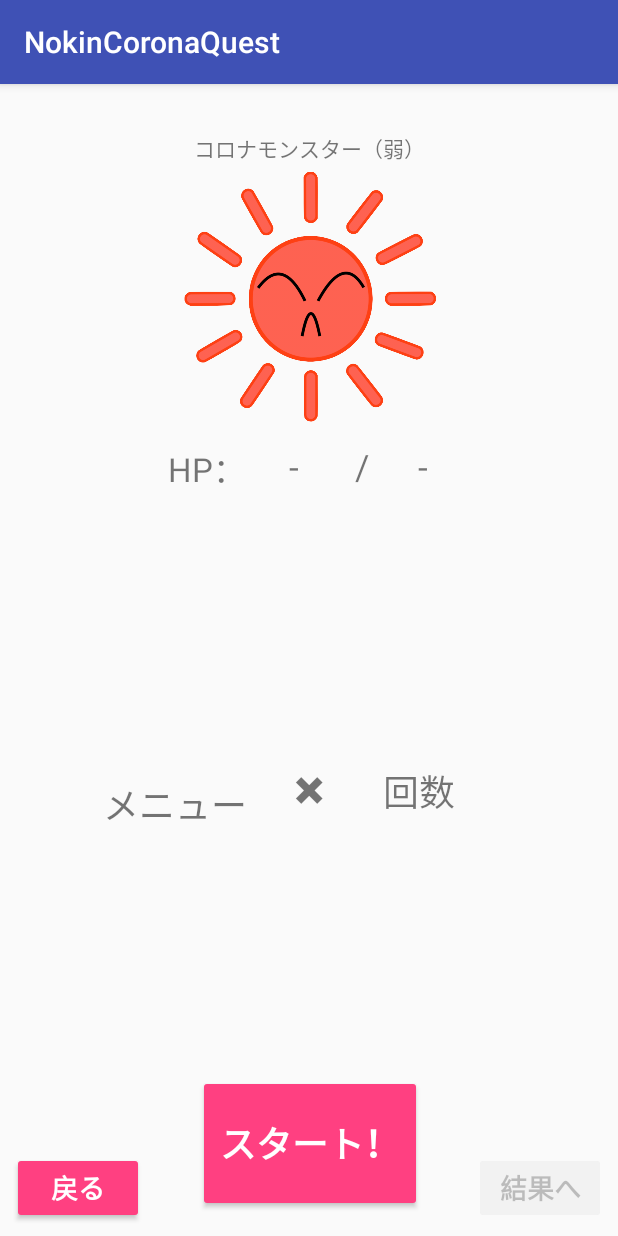
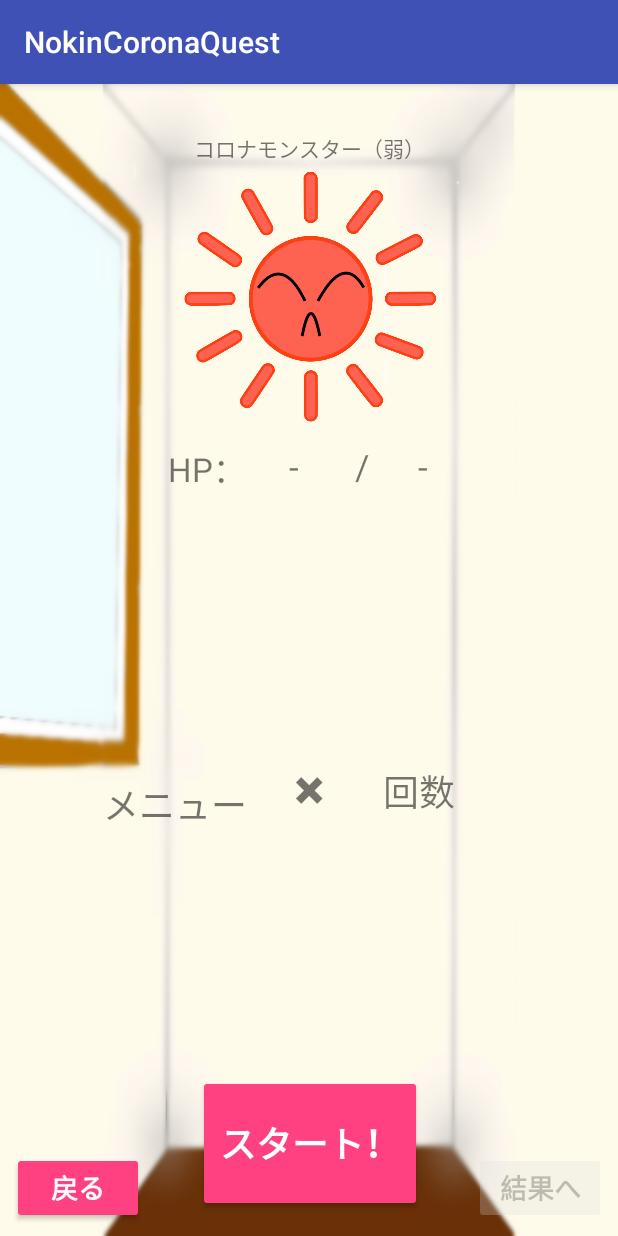
Before and after one commit to akino-programmer/NokinCoronaQuest, an Android app: the EasyModeActivity screen opened directly, with no data from a screen before it, on a phone screen of 412 x 824 dp. Run offline under Robolectric (Android 15) with nearby library versions, the phone set to English and light mode, and no system bars.

Commit message:
easy,normal,hard's background add.

```diff
--- a/app/src/main/res/layout/activity_easy_mode.xml
+++ b/app/src/main/res/layout/activity_easy_mode.xml
@@ -18,6 +18,17 @@
         android:textStyle="bold"
         app:layout_constraintBottom_toBottomOf="parent"
         app:layout_constraintStart_toStartOf="parent" />
+
+    <ImageView
+        android:id="@+id/imageView"
+        android:layout_width="0dp"
+        android:layout_height="0dp"
+        android:scaleType="fitXY"
+        app:layout_constraintBottom_toBottomOf="parent"
+        app:layout_constraintEnd_toEndOf="parent"
+        app:layout_constraintStart_toStartOf="parent"
+        app:layout_constraintTop_toTopOf="parent"
+        app:srcCompat="@drawable/roomlayout" />
 
     <TextView
         android:id="@+id/corona_monster_name"
@@ -172,4 +183,5 @@
         app:layout_constraintStart_toStartOf="parent"
         app:layout_constraintTop_toBottomOf="@+id/corona_monster_name"
         app:srcCompat="@drawable/easymonster" />
+
 </android.support.constraint.ConstraintLayout>
```
Also changed, not shown: app/src/main/res/layout/activity_easy_mode_result.xml (+13 -0 lines), app/src/main/res/layout/activity_hard_mode.xml (+11 -0 lines), app/src/main/res/layout/activity_hard_mode_result.xml (+13 -0 lines), app/src/main/res/layout/activity_normal_mode.xml (+12 -0 lines), app/src/main/res/layout/activity_normal_mode_result.xml (+13 -0 lines), app/src/main/res/drawable/roomlayout.png (added), app/src/main/res/drawable/roomlayout2.png (added), app/src/main/res/drawable/roomlayout3.png (added).
